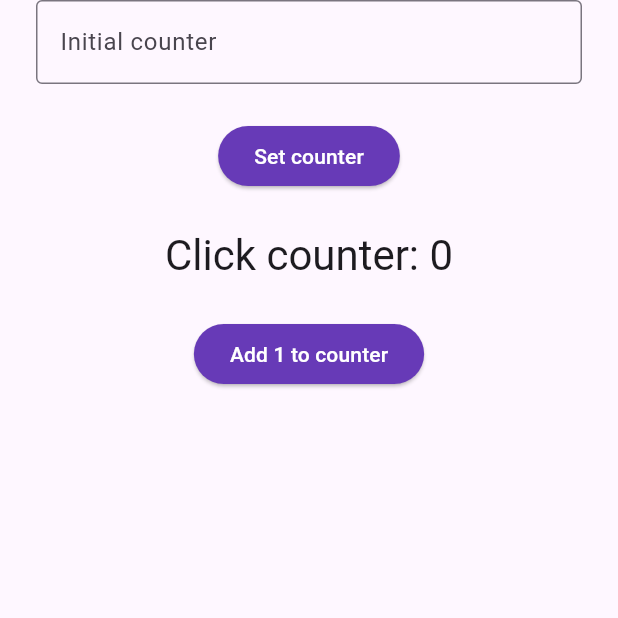
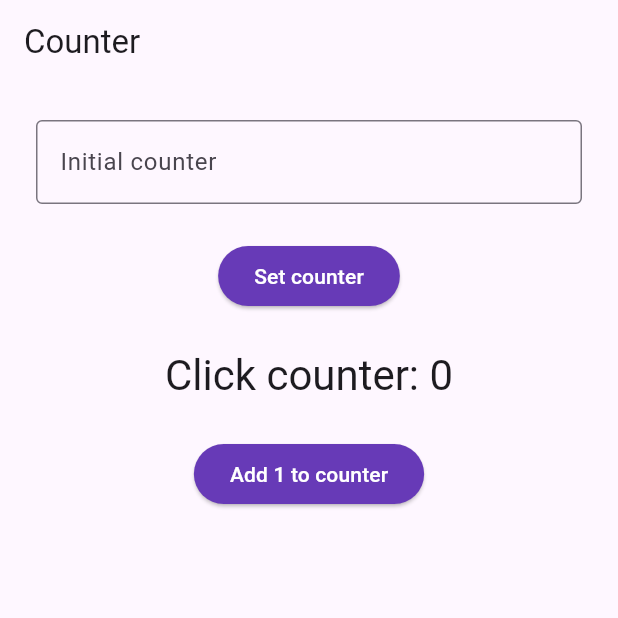
Before and after one commit to Spaccesi/counter, a Flutter app: the screen it shows after launch, on a phone screen of 412 x 824 dp, the top half of it. Run offline on Flutter 3.47's test engine with Material 3 defaults, Android fonts, the phone set to English and light mode, and no system bars.

Commit message:
AppBar with title added and SafeArea removed because not needed anymore

```diff
--- a/lib/modules/counter.dart
+++ b/lib/modules/counter.dart
@@ -19,9 +19,11 @@ class _CounterPageState extends State<CounterPage> {
   @override
   Widget build(BuildContext context) {
     return Scaffold(
-      body: SafeArea(
-        child: Padding(
-          padding: const EdgeInsets.symmetric(horizontal: defaultPadding),
+      appBar: AppBar(
+        title: const Text("Counter"),
+      ),
+      body: Padding(
+        padding: const EdgeInsets.all(defaultPadding),
         child: Column(
           children: [
             Form(
@@ -74,7 +76,6 @@ class _CounterPageState extends State<CounterPage> {
           ],
         ),
       ),
-      ),
     );
   }
 }
```
Lines whose indentation alone changed are shown as unchanged.
